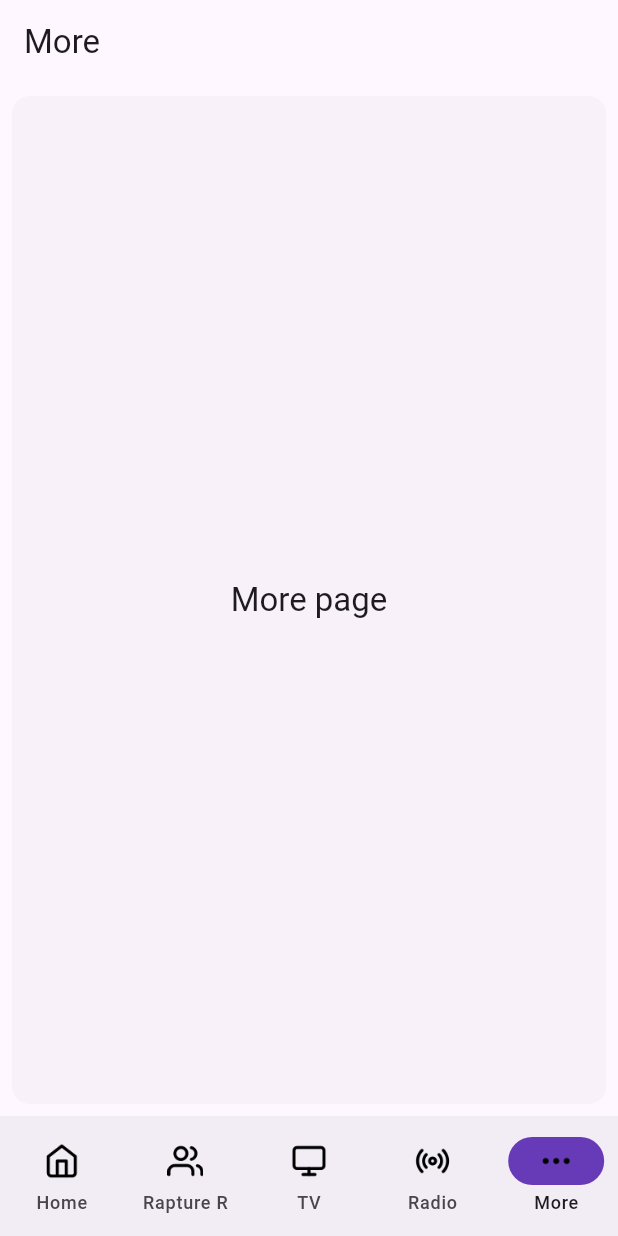
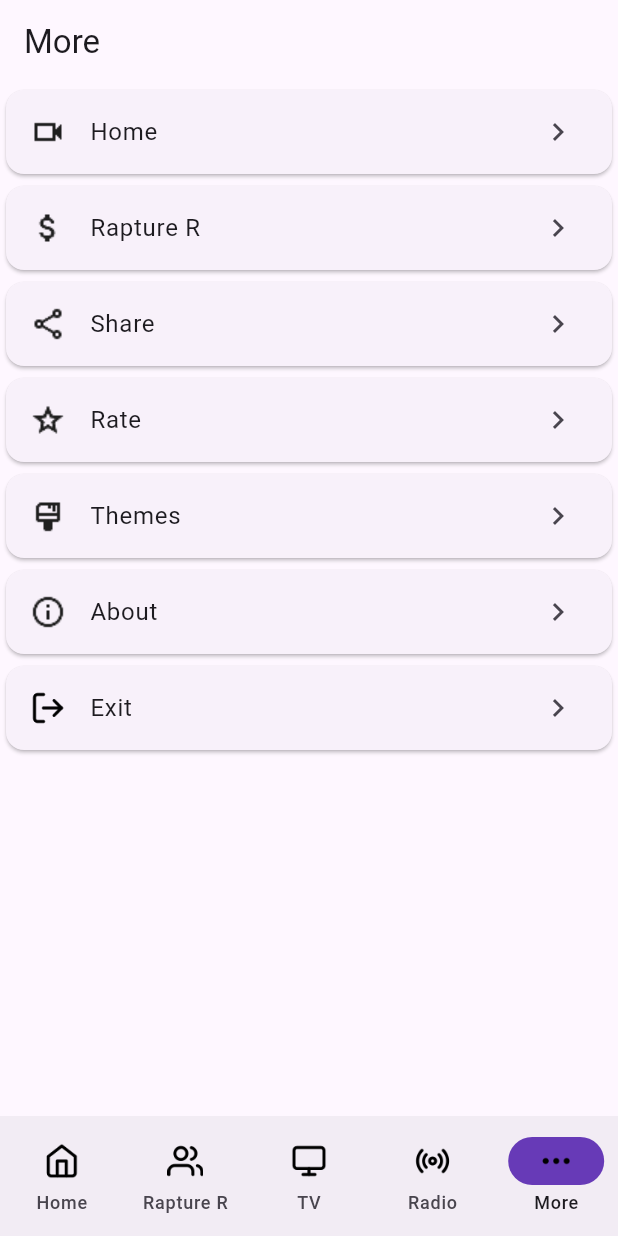
Before and after one commit to vmedia7/vertizontal-media-flutter-app, a Flutter app: the screen it shows after launch, item 5 of the bottom bar chosen, on a phone screen of 412 x 824 dp. Run offline on Flutter 3.47's test engine with Material 3 defaults, Android fonts, the phone set to English and light mode, and no system bars; our stand-ins replace webview_flutter; network calls fail.

Commit message:
feat: dynamic more screen

```diff
--- a/assets/appLayout.json
+++ b/assets/appLayout.json
@@ -205,7 +205,44 @@
             "text": "More",
             "color": "#888",
             "link": "more",
-            "active": false
+            "active": false,
+            "sections": [
+                {
+                    "icon": "/images/videocam.png",
+                    "text": "Home",
+                    "color": "#0066ff"
+                },
+                {
+                    "icon": "/images/attach_money.png",
+                    "text": "Rapture R",
+                    "color": "#0066ff"
+                },
+                {
+                    "icon": "/images/share.png",
+                    "text": "Share",
+                    "color": "#0066ff"
+                },
+                {
+                    "icon": "/images/grade.png",
+                    "text": "Rate",
+                    "color": "#0066ff"
+                },
+                {
+                    "icon": "/images/format_paint.png",
+                    "text": "Themes",
+                    "color": "#0066ff"
+                },
+                {
+                    "icon": "/images/info.png",
+                    "text": "About",
+                    "color": "#0066ff"
+                },
+                {
+                    "icon": "/images/exit.png",
+                    "text": "Exit",
+                    "color": "#0066ff"
+                }
+            ]
         }
     ]
 }
--- a/lib/main.dart
+++ b/lib/main.dart
@@ -64,8 +64,6 @@ class _AppNavigationState extends State<AppNavigation> {
   @override
   Widget build(BuildContext context) {
     final Map<String, dynamic> appLayout = AppStateScope.of(context).appLayout;
-    print('HELLO');
-    print(appLayout);
     final ThemeData theme = Theme.of(context);
     return Scaffold(
       appBar: AppBar(
--- a/lib/tabs/MoreScreen.dart
+++ b/lib/tabs/MoreScreen.dart
@@ -1,24 +1,28 @@
 import 'package:flutter/material.dart';
+
+// Local Libraries
+import 'package:raptureready/utils/AppState.dart';
 
 class MoreScreen extends StatelessWidget {
   const MoreScreen({super.key});
 
-  @override
   Widget build(BuildContext context) {
-    final ThemeData theme = Theme.of(context);
-    return Center(
-      child: Card(
-        shadowColor: Colors.transparent,
-        margin: const EdgeInsets.all(8.0),
-        child: SizedBox.expand(
-          child: Center(
-            child: Text(
-              'More page',
-              style: theme.textTheme.titleLarge
+    final Map<String, dynamic> appLayout = AppStateScope.of(context).appLayout;
+    return ListView(
+      children: <Widget>[
+        for (var section in appLayout['tabs'].last['sections']!)
+        Card(
+          child: ListTile(
+            leading: Image.asset(
+              "assets${section?['icon']}",
+              width: 24,
+              height: 24,
             ),
+            title: Text(section['text']!),
+            trailing: Icon(Icons.chevron_right),
           ),
         ),
-      )
+      ],
     );
   }
 }
--- a/pubspec.yaml
+++ b/pubspec.yaml
@@ -16,7 +16,7 @@ publish_to: 'none' # Remove this line if you wish to publish to pub.dev
 # https://developer.apple.com/library/archive/documentation/General/Reference/InfoPlistKeyReference/Articles/CoreFoundationKeys.html
 # In Windows, build-name is used as the major, minor, and patch parts
 # of the product and file versions while build-number is used as the build suffix.
-version: 1.0.19+1
+version: 1.0.20+1
 
 environment:
   sdk: ^3.8.1
```
Also changed, not shown: assets/images/attach_money.png (added), assets/images/format_paint.png (added), assets/images/grade.png (added), assets/images/info.png (added), assets/images/share.png (added), assets/images/videocam.png (added), 1 other file.
